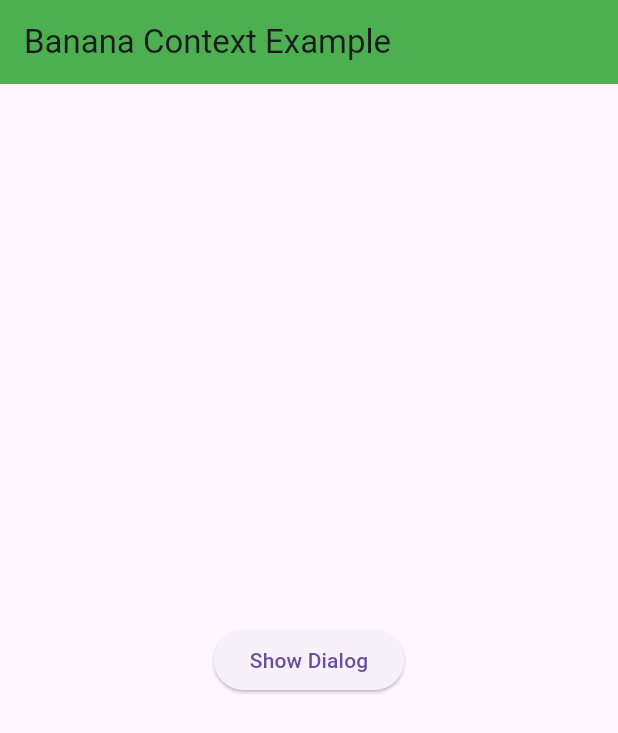
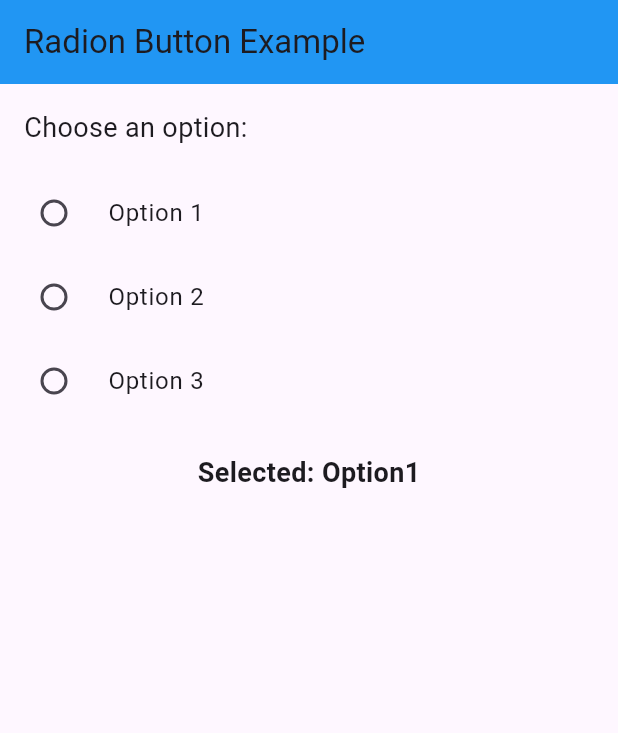
Before and after one commit to BraisonWabwire/learning_flutter_widgets, a Flutter app: the screen it shows after launch, on a phone screen of 412 x 824 dp. Shown: the top 733 px of the screen. Run offline on Flutter 3.47's test engine with Material 3 defaults, Android fonts, the phone set to English and light mode, and no system bars.

Commit message:
Radio button widget

```diff
--- a/lib/main.dart
+++ b/lib/main.dart
@@ -12,47 +12,74 @@ class MyApp extends StatelessWidget {
   Widget build(BuildContext banana) {
     return MaterialApp(
       debugShowCheckedModeBanner: false,
-      home: const BananaHomePage(),
+      home: const RadioButtonExample(),
     );
   }
 }
 
-// A StatefulWidget that uses 'banana' as the BuildContext name
-class BananaHomePage extends StatefulWidget {
-  const BananaHomePage({super.key});
+class RadioButtonExample extends StatefulWidget {
+  const RadioButtonExample({super.key});
 
   @override
-  State<BananaHomePage> createState() => _BananaHomePageState();
+  State<RadioButtonExample> createState() => _RadioButtonExampleState();
 }
 
-class _BananaHomePageState extends State<BananaHomePage> {
+class _RadioButtonExampleState extends State<RadioButtonExample> {
+  String selectedOption = 'Option1';
   @override
-  Widget build(BuildContext banana) {
+  Widget build(BuildContext context) {
     return Scaffold(
       appBar: AppBar(
-        title: const Text("Banana Context Example"),
-        backgroundColor: Colors.green,
+        title: Text("Radion Button Example"),
+        backgroundColor: Colors.blue,
       ),
-      body: Center(
-        child: ElevatedButton(
-          onPressed: () {
-            // Showing dialog using 'banana' context
-            showDialog(
-              context: banana,
-              builder: (banana) => AlertDialog(
-                title: const Text("Hello!"),
-                content: const Text("This came from a banana!"),
-                actions: [
-                  TextButton(
-                    onPressed: () => Navigator.of(banana).pop(),
-                    child: const Text("Close"),
-                  ),
-                ],
-              ),
-            );
-          },
-          child: const Text("Show Dialog"),
-        ),
+
+      body: Column(
+        crossAxisAlignment: CrossAxisAlignment.start,
+        children: [
+          const Padding(
+            padding: EdgeInsets.all(16.0),
+            child: Text('Choose an option:', style: TextStyle(fontSize: 18)),
+          ),
+
+          RadioListTile<String>(
+            title: const Text('Option 1'),
+            value: 'Option 1',
+            groupValue: 'slectedOption',
+            onChanged: (value) {
+              setState(() {
+                selectedOption = value!;
+              });
+            },
+          ),
+          RadioListTile<String>(
+            title: const Text('Option 2'),
+            value: 'Option 2',
+            groupValue: 'slectedOption',
+            onChanged: (value) {
+              setState(() {
+                selectedOption = value!;
+              });
+            },
+          ),
+          RadioListTile<String>(
+            title: const Text('Option 3'),
+            value: 'Option 3',
+            groupValue: 'slectedOption',
+            onChanged: (value) {
+              setState(() {
+                selectedOption = value!;
+              });
+            },
+          ),
+          const SizedBox(height: 20,),
+          Center(
+            child: Text(
+              'Selected: $selectedOption',
+              style: TextStyle(fontSize: 18, fontWeight: FontWeight.bold),
+            ),
+          )
+        ],
       ),
     );
   }
```
